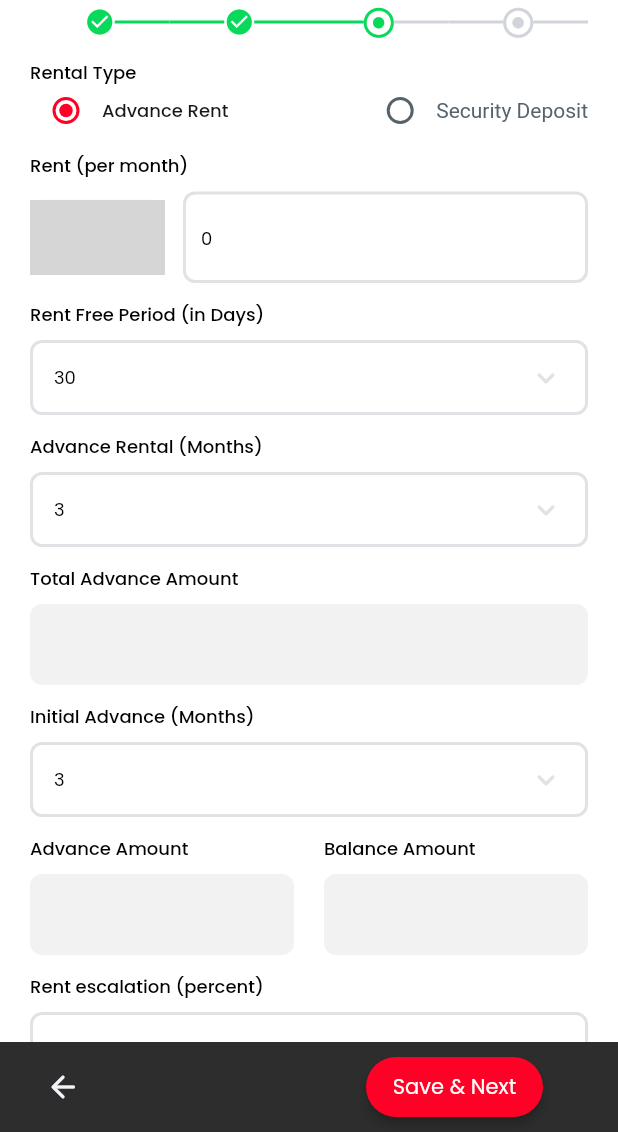
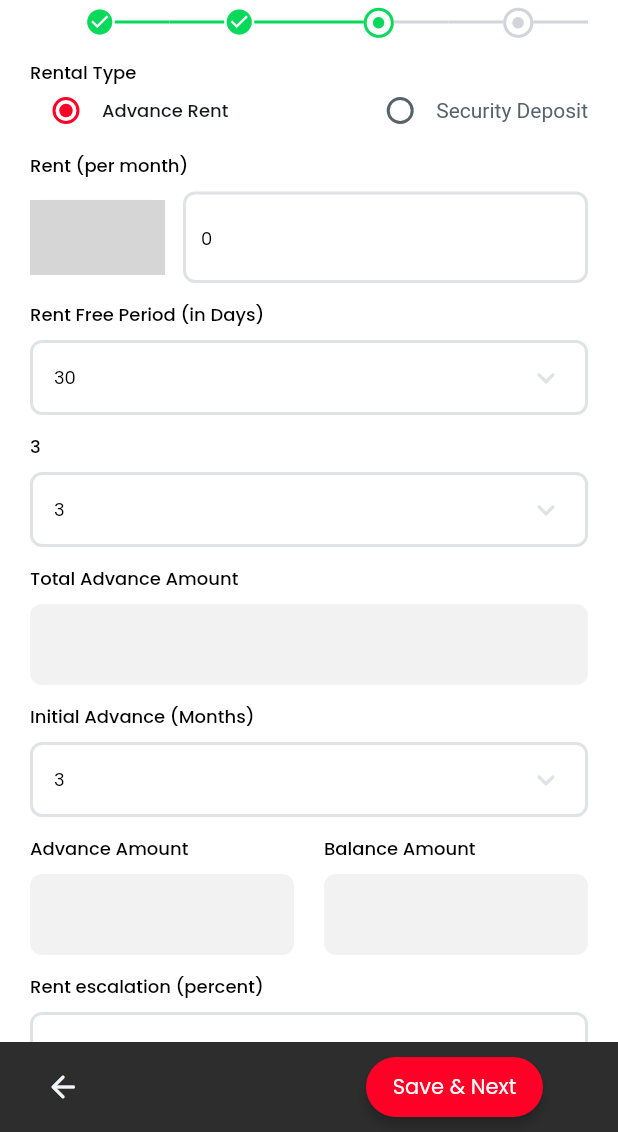
Before and after one commit to lovleshbuildint/site_quest, a Flutter app: the OpenSiteCommercialWidget screen opened by its route, on a phone screen of 412 x 824 dp, the part 104-1236 px from its top. Run offline on Flutter 3.47's test engine with Material 3 defaults, Android fonts, the phone set to English and light mode, and no system bars; drawn by our look-alikes of auto_size_text, dropdown_button2; our stand-ins replace cached_network_image, csv, easy_debounce, equatable, file_picker, fl_chart and 14 more; missing offline and left inert: json_path, mime_type, pointer_interceptor; accounts and stored records are empty; network calls fail; Roboto replaces fonts that are missing (Readex Pro); grey boxes are pictures that could not be loaded.

Commit message:
Updating to latest FlutterFlow output.

```diff
--- a/lib/indent/commercial_advance/commercial_advance_widget.dart
+++ b/lib/indent/commercial_advance/commercial_advance_widget.dart
@@ -312,7 +312,10 @@ class _CommercialAdvanceWidgetState extends State<CommercialAdvanceWidget> {
                     padding:
                         EdgeInsetsDirectional.fromSTEB(0.0, 12.0, 0.0, 0.0),
                     child: Text(
-                      'Advance Rental (Months)',
+                      valueOrDefault<String>(
+                        _model.advanceRentMonthRentOrSecurityMonthsValue,
+                        'uyf',
+                      ),
                       style: FlutterFlowTheme.of(context).bodyMedium.override(
                             fontFamily: 'Poppins',
                             color: Colors.black,
@@ -1243,6 +1246,7 @@ class _CommercialAdvanceWidgetState extends State<CommercialAdvanceWidget> {
                       margin:
                           EdgeInsetsDirectional.fromSTEB(16.0, 4.0, 16.0, 4.0),
                       hidesUnderline: true,
+                      isOverButton: true,
                       isSearchable: false,
                       isMultiSelect: false,
                     ),
```
